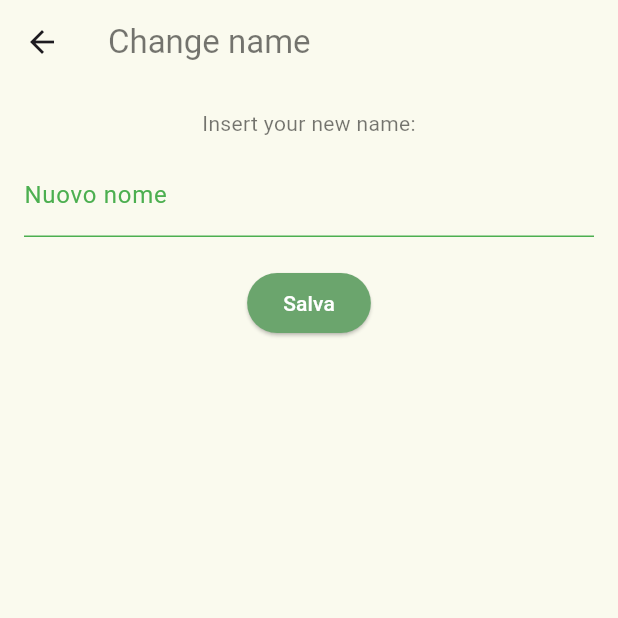
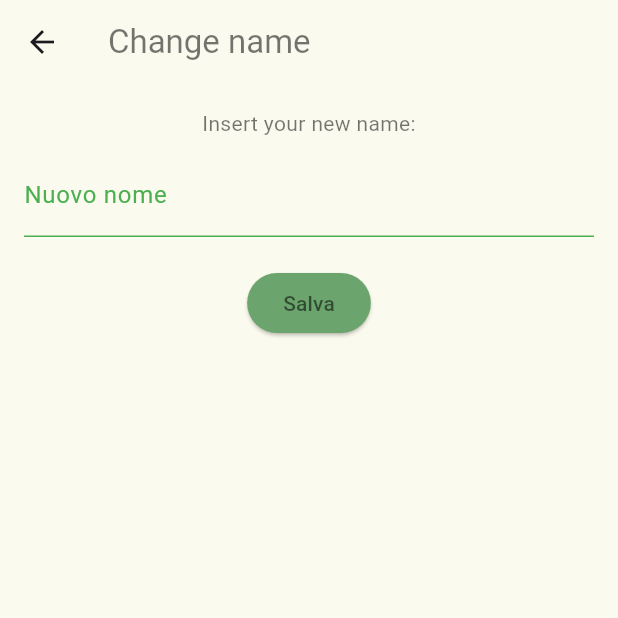
Before and after one commit to DRVale/BWTHW, a Flutter app: the ProfilePage screen opened directly, on a phone screen of 412 x 824 dp, the top half of it. Run offline on Flutter 3.47's test engine with Material 3 defaults, Android fonts, the phone set to English and light mode, and no system bars; our stand-ins replace jwt_decoder, shared_preferences; accounts and stored records are empty.

Commit message:
Update profilepage.dart

```diff
--- a/project_app/lib/screens/profilepage.dart
+++ b/project_app/lib/screens/profilepage.dart
@@ -65,7 +65,7 @@
             ElevatedButton(
               style: ElevatedButton.styleFrom(
                   backgroundColor: const Color.fromARGB(255, 107, 165, 109),
-                  foregroundColor: Colors.white,),
+                  foregroundColor: Colors.black54,),
               onPressed: _saveUsername,
               child: const Text('Salva'),
             ),
```
